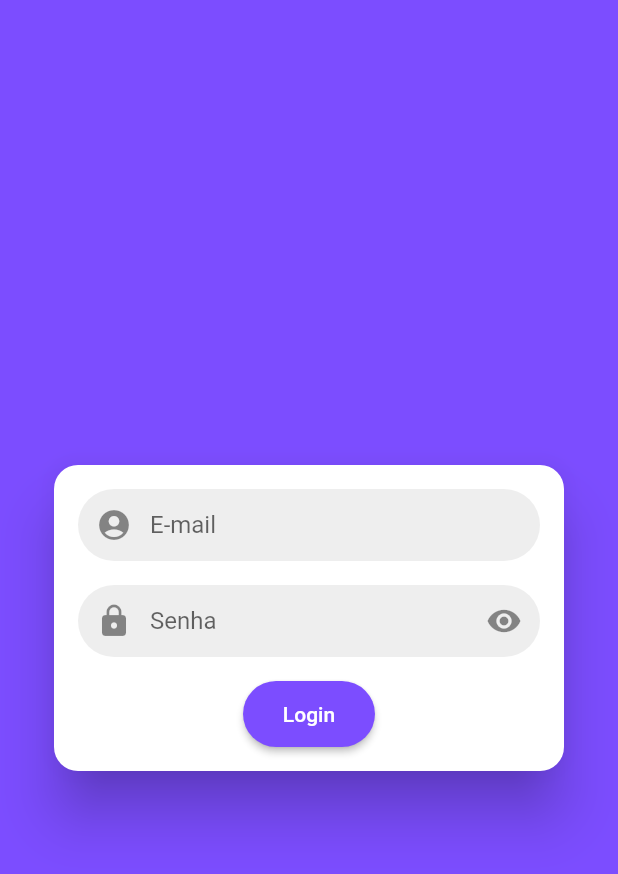
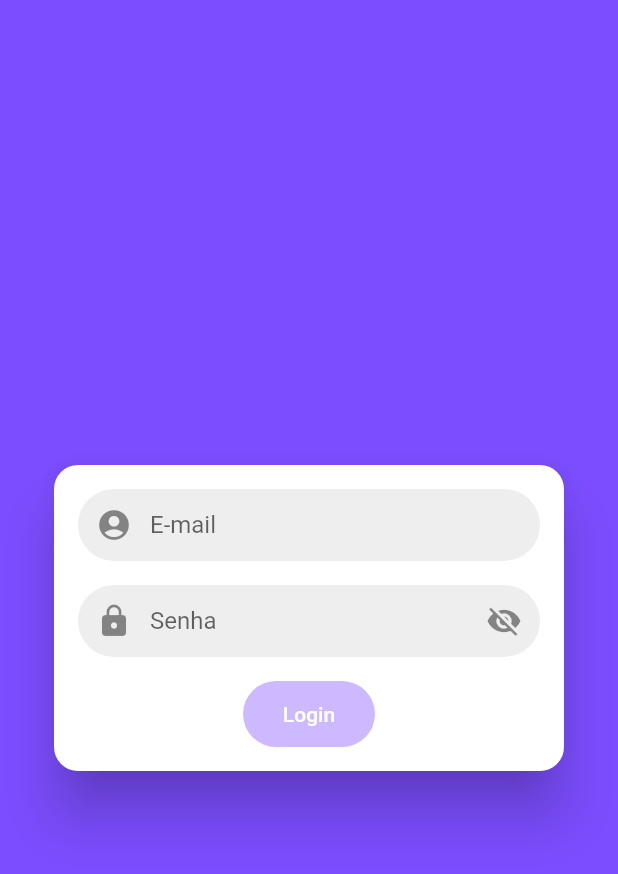
Before and after one commit to CaiqueR/todo_mobx, a Flutter app: the screen it shows after launch, on a phone screen of 412 x 824 dp. Shown: the top 874 px of the screen. Run offline on Flutter 3.47's test engine with Material 2 defaults, Android fonts, the phone set to English and light mode, and no system bars; our stand-ins replace flutter_mobx, mobx; generated files the repository leaves out were written again.

Commit message:
login screen finalized

```diff
--- a/lib/main.dart
+++ b/lib/main.dart
@@ -7,7 +7,7 @@ class MyApp extends StatelessWidget {
   @override
   Widget build(BuildContext context) {
     return MaterialApp(
-      title: 'MobX Tutorial',
+      title: 'MobX Todo',
       debugShowCheckedModeBanner: false,
       theme: ThemeData(
         primaryColor: Colors.deepPurpleAccent,
--- a/lib/screens/login_screen.dart
+++ b/lib/screens/login_screen.dart
@@ -1,4 +1,7 @@
 import 'package:flutter/material.dart';
+import 'package:flutter_mobx/flutter_mobx.dart';
+import 'package:mobx/mobx.dart';
+import 'package:todo_mobx/stores/login_store.dart';
 import 'package:todo_mobx/widgets/custom_icon_button.dart';
 import 'package:todo_mobx/widgets/custom_text_field.dart';
 
@@ -10,6 +13,22 @@ class LoginScreen extends StatefulWidget {
 }
 
 class _LoginScreenState extends State<LoginScreen> {
+  LoginStore loginStore = LoginStore();
+
+  ReactionDisposer disposer;
+
+  @override
+  void didChangeDependencies() {
+    super.didChangeDependencies();
+
+    reaction((_) => loginStore.loggedIn, (loggedIn) {
+      if (loggedIn) {
+        Navigator.of(context).pushReplacement(
+            MaterialPageRoute(builder: (context) => ListScreen()));
+      }
+    });
+  }
+
   @override
   Widget build(BuildContext context) {
     return SafeArea(
@@ -27,49 +46,62 @@ class _LoginScreenState extends State<LoginScreen> {
                 child: Column(
                   mainAxisSize: MainAxisSize.min,
                   children: <Widget>[
-                    CustomTextField(
+                    Observer(builder: (_) {
+                      return CustomTextField(
                         hint: 'E-mail',
                         prefix: Icon(Icons.account_circle),
                         textInputType: TextInputType.emailAddress,
-                      onChanged: (email) {},
-                      enabled: true,
-                    ),
+                        onChanged: loginStore.setEmail,
+                        enabled: !loginStore.loading,
+                      );
+                    }),
                     const SizedBox(
                       height: 16,
                     ),
-                    CustomTextField(
+                    Observer(builder: (_) {
+                      return CustomTextField(
                         hint: 'Senha',
                         prefix: Icon(Icons.lock),
-                      obscure: true,
-                      onChanged: (pass) {},
-                      enabled: true,
+                        obscure: !loginStore.passwordVisibility,
+                        onChanged: loginStore.setPassword,
+                        enabled: !loginStore.loading,
                         suffix: CustomIconButton(
                           radius: 32,
-                        iconData: Icons.visibility,
-                        onTap: () {},
+                          iconData: loginStore.passwordVisibility
+                              ? Icons.visibility
+                              : Icons.visibility_off,
+                          onTap: loginStore.tooglePasswordVisibility,
                         ),
-                    ),
+                      );
+                    }),
                     const SizedBox(
                       height: 16,
                     ),
-                    SizedBox(
+                    Observer(builder: (_) {
+                      return SizedBox(
                         height: 44,
                         child: RaisedButton(
                           shape: RoundedRectangleBorder(
                             borderRadius: BorderRadius.circular(32),
                           ),
-                        child: Text('Login'),
+                          child: loginStore.loading
+                              ? SizedBox(
+                                  height: 20,
+                                  width: 20,
+                                  child: CircularProgressIndicator(
+                                    valueColor:
+                                        AlwaysStoppedAnimation(Colors.white),
+                                  ),
+                                )
+                              : Text('Login'),
                           color: Theme.of(context).primaryColor,
                           disabledColor:
                               Theme.of(context).primaryColor.withAlpha(100),
                           textColor: Colors.white,
-                        onPressed: () {
-                          Navigator.of(context).pushReplacement(
-                              MaterialPageRoute(
-                                  builder: (context) => ListScreen()));
-                        },
+                          onPressed: loginStore.doLogin,
                         ),
-                    )
+                      );
+                    })
                   ],
                 ),
               )),
```
Also changed, not shown: lib/stores/list_store.dart (added, +12 -0 lines), lib/stores/login_store.dart (added, +55 -0 lines), lib/stores/list_store.g.dart (added), lib/stores/login_store.g.dart (added). Lines whose indentation alone changed are shown as unchanged.
